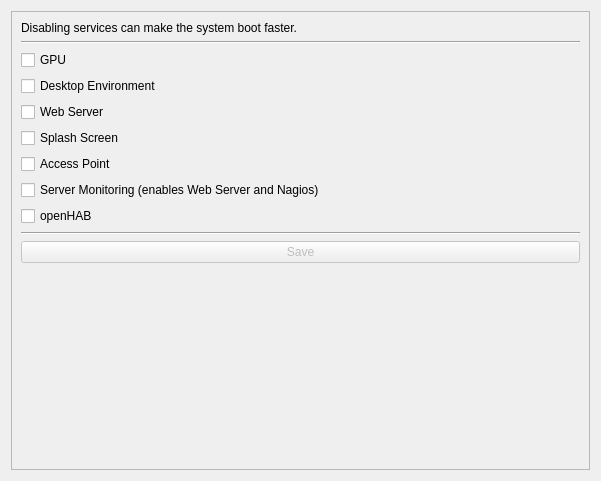
The window that src/brickv/plugin_system/plugins/red/ui/red_tab_settings_services.ui (Tinkerforge/brickv) describes before a commit, drawn with Qt 5.
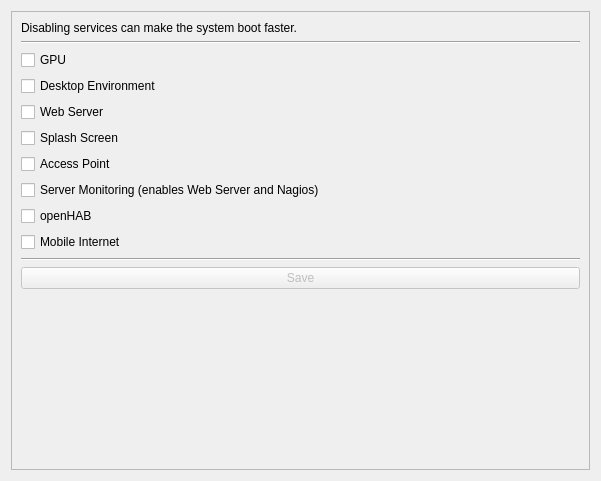
The same window after the commit.

Commit message: red-brick: Add mobile internet as a service that can be controlled with the services tab

```diff
--- a/src/brickv/plugin_system/plugins/red/ui/red_tab_settings_services.ui
+++ b/src/brickv/plugin_system/plugins/red/ui/red_tab_settings_services.ui
@@ -24,8 +24,8 @@
        <rect>
         <x>0</x>
         <y>0</y>
-        <width>579</width>
-        <height>459</height>
+        <width>587</width>
+        <height>467</height>
        </rect>
       </property>
       <layout class="QVBoxLayout" name="verticalLayout">
@@ -45,10 +45,24 @@
            </property>
           </widget>
          </item>
-         <item row="9" column="0">
-          <widget class="Line" name="line">
-           <property name="orientation">
-            <enum>Qt::Horizontal</enum>
+         <item row="7" column="0">
+          <widget class="QCheckBox" name="chkbox_server_monitoring">
+           <property name="text">
+            <string>Server Monitoring (enables Web Server and Nagios)</string>
+           </property>
+          </widget>
+         </item>
+         <item row="6" column="0">
+          <widget class="QCheckBox" name="chkbox_ap">
+           <property name="text">
+            <string>Access Point</string>
+           </property>
+          </widget>
+         </item>
+         <item row="8" column="0">
+          <widget class="QCheckBox" name="chkbox_openhab">
+           <property name="text">
+            <string>openHAB</string>
            </property>
           </widget>
          </item>
@@ -59,6 +73,23 @@
            </property>
           </widget>
          </item>
+         <item row="11" column="0">
+          <widget class="QPushButton" name="pbutton_services_save">
+           <property name="enabled">
+            <bool>false</bool>
+           </property>
+           <property name="text">
+            <string>Save</string>
+           </property>
+          </widget>
+         </item>
+         <item row="10" column="0">
+          <widget class="Line" name="line">
+           <property name="orientation">
+            <enum>Qt::Horizontal</enum>
+           </property>
+          </widget>
+         </item>
          <item row="0" column="0">
           <widget class="QLabel" name="label_info">
            <property name="text">
@@ -86,34 +117,10 @@
            </property>
           </widget>
          </item>
-         <item row="6" column="0">
-          <widget class="QCheckBox" name="chkbox_ap">
+         <item row="9" column="0">
+          <widget class="QCheckBox" name="chkbox_mobile_internet">
            <property name="text">
-            <string>Access Point</string>
-           </property>
-          </widget>
-         </item>
-         <item row="10" column="0">
-          <widget class="QPushButton" name="pbutton_services_save">
-           <property name="enabled">
-            <bool>false</bool>
-           </property>
-           <property name="text">
-            <string>Save</string>
-           </property>
-          </widget>
-         </item>
-         <item row="7" column="0">
-          <widget class="QCheckBox" name="chkbox_server_monitoring">
-           <property name="text">
-            <string>Server Monitoring (enables Web Server and Nagios)</string>
-           </property>
-          </widget>
-         </item>
-         <item row="8" column="0">
-          <widget class="QCheckBox" name="chkbox_openhab">
-           <property name="text">
-            <string>openHAB</string>
+            <string>Mobile Internet</string>
            </property>
           </widget>
          </item>
```
Left out of the diff: 14 changed lines with no effect on the pictures. The commit also changes 5 other files.
